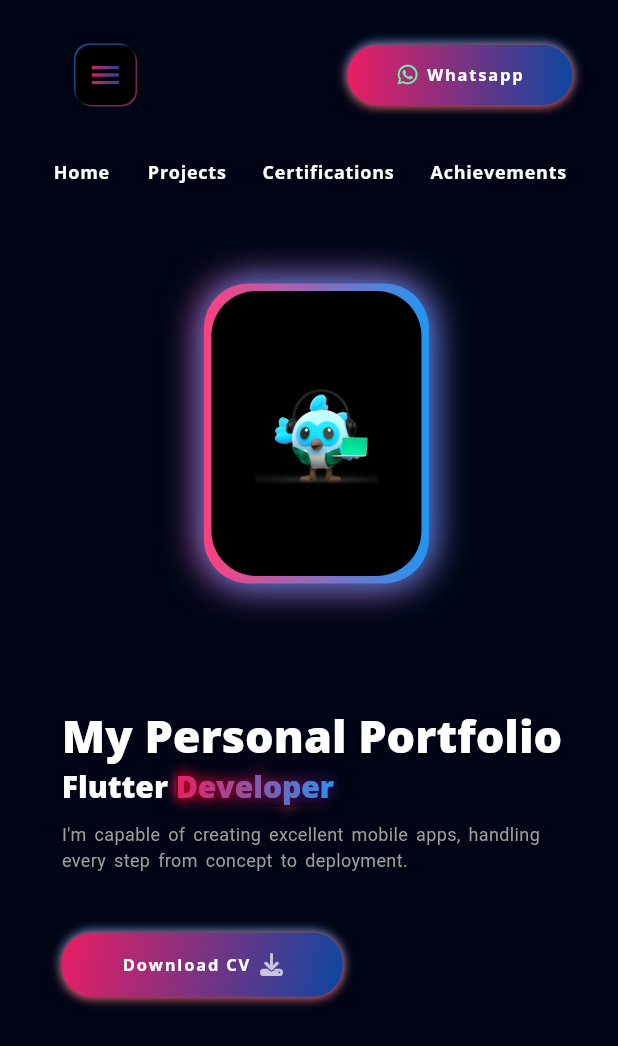
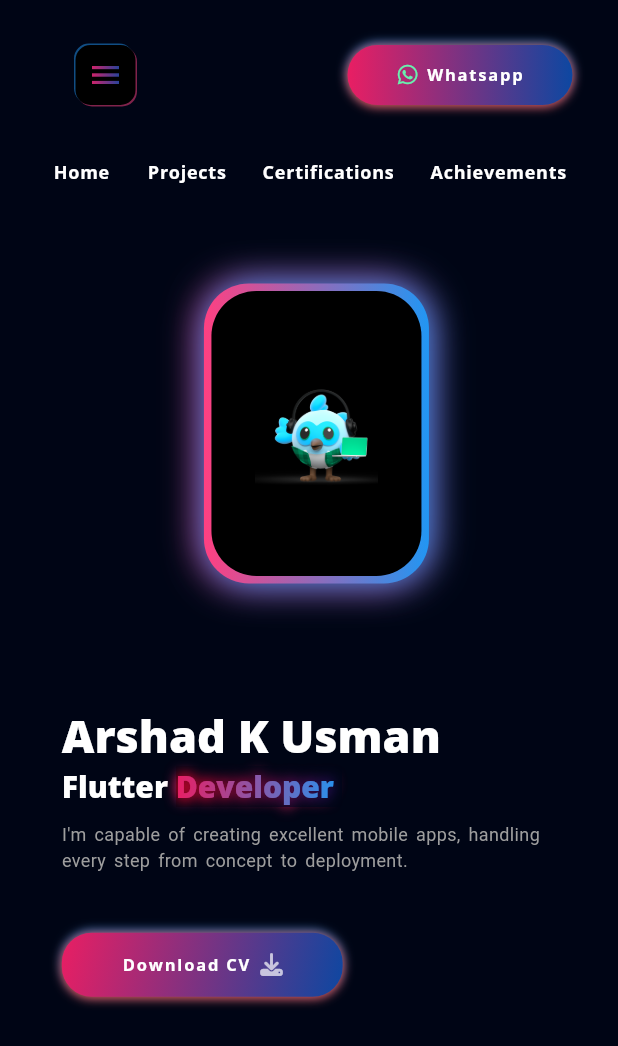
Before and after one commit to arshadkusman/Flutter-Responsive-Portfolio, a Flutter app: the screen it shows after launch, on a phone screen of 412 x 824 dp. Shown: the top 1046 px of the screen. Run offline on Flutter 3.47's test engine with Material 3 defaults, Android fonts, the phone set to English and light mode, and no system bars; our stand-ins replace flutter_svg, font_awesome_flutter, get, google_fonts, photo_view.

Commit message:
name updated

```diff
--- a/lib/view/intro/components/headline_text.dart
+++ b/lib/view/intro/components/headline_text.dart
@@ -11,7 +11,7 @@
         tween: Tween(begin: start, end: end),
         duration: const Duration(milliseconds: 200),
         builder: (context, value, child) {
-          return Text('My Personal Portfolio',
+          return Text('Arshad K Usman',
               style: Theme.of(context).textTheme.headlineLarge!.copyWith(
                   color: Colors.white,
                   fontWeight: FontWeight.w900,
```
